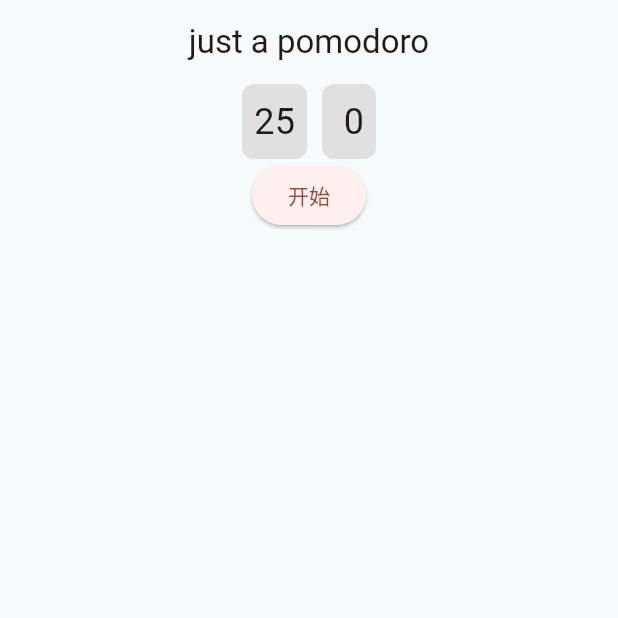
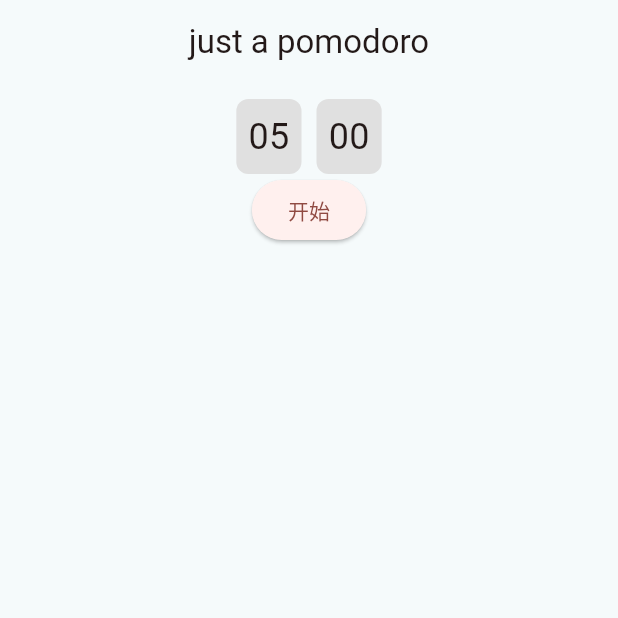
Before and after one commit to HypnosCicero/just_a_pomodoro, a Flutter app: the screen it shows after launch, on a phone screen of 412 x 824 dp, the top half of it. Run offline on Flutter 3.47's test engine with Material 3 defaults, Android fonts, the phone set to English and light mode, and no system bars; missing offline and left inert: dart:ffi.

Commit message:
fix(main.dar):filled with 0 when the digits of the displayed clock are less than two digits.

```diff
--- a/lib/main.dart
+++ b/lib/main.dart
@@ -1,4 +1,5 @@
 import 'dart:async';
+import 'dart:ffi';
 import 'package:flutter/material.dart';
 
 ColorScheme tomatoColorScheme = ColorScheme.fromSeed(seedColor: Colors.red);
@@ -51,7 +52,7 @@ class ClockBlock extends StatefulWidget {
 
 class _ClockBlockState extends State<ClockBlock> {
   late Timer _timer;
-  List<int> _minutesArray = [25, 5];
+  List<int> _minutesArray = [5, 5];
   late int _minutes;
   late int _arrayIndex;
   int _seconds = 0;
@@ -90,7 +91,9 @@ class _ClockBlockState extends State<ClockBlock> {
   Widget build(BuildContext context) {
     return Column(
       children: [
-        Center(
+        Padding(
+          padding: EdgeInsets.only(top: 10),
+          child: Center(
             child: Row (
               mainAxisAlignment: MainAxisAlignment.center,
               children: [
@@ -98,6 +101,7 @@ class _ClockBlockState extends State<ClockBlock> {
                 SizedBox(width: 10),
                 ClockWidget(value: _seconds)
               ]
+            ),
           ),
         ),
         Center(
@@ -129,7 +133,7 @@ class ClockWidget extends StatelessWidget {
         borderRadius: BorderRadius.circular(8)
       ),
       child: Text(
-        value.toString().padLeft(2),
+        value.toString().padLeft(2, '0'),
         style: TextStyle(fontSize: 24),
       )
     );
```
Lines whose indentation alone changed are shown as unchanged.
